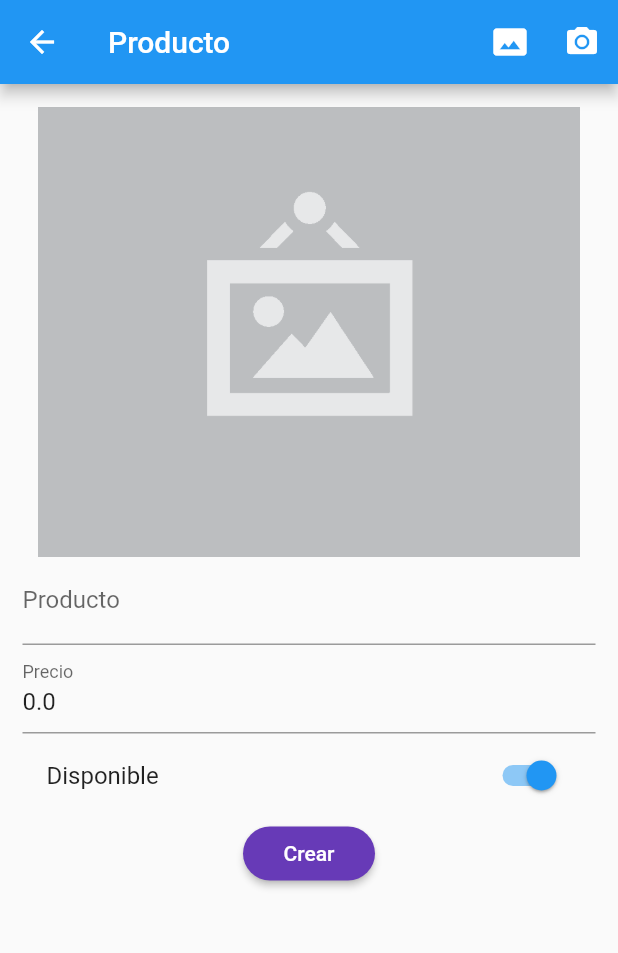
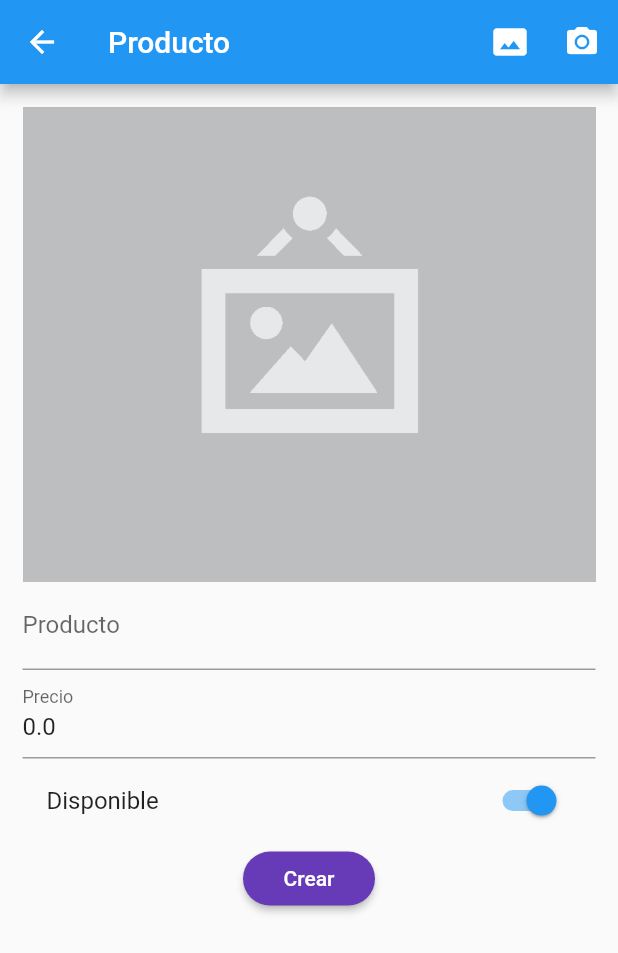
Before and after one commit to juanmachuca95/CRUD_flutter, a Flutter app: the ProductoPage screen opened by its route, on a phone screen of 412 x 824 dp. Shown: the top 953 px of the screen. Run offline on Flutter 3.47's test engine with Material 2 defaults, Android fonts, the phone set to English and light mode, and no system bars; our stand-ins replace image_picker, rxdart; missing offline and left inert: mime_type; network calls fail.

Commit message:
Seleccion y Captura de Imagen - Succesfuld

```diff
--- a/lib/src/pages/producto_page.dart
+++ b/lib/src/pages/producto_page.dart
@@ -183,11 +183,14 @@ class _ProductoPageState extends State<ProductoPage> {
 
     }else{
 
-      return Image(
-         image: AssetImage( foto?.path ?? 'assets/no-image.png'),
-         height: 300,
-         fit: BoxFit.cover
-       );
+       if( foto != null ){
+        return Image.file(
+          foto,
+          fit: BoxFit.cover,
+          height: 300.0,
+        );
+      }
+      return Image.asset('assets/no-image.png');
 
     }
 
@@ -206,11 +209,17 @@ class _ProductoPageState extends State<ProductoPage> {
   _procesarImage(ImageSource tipo) async {
 
     final _picker  = ImagePicker();
-    final _pickerFile = await _picker.getImage(
+    final _pickedFile = await _picker.getImage(
 
       source: tipo,
 
     );
+
+    try {
+      foto = File( _pickedFile.path );
+    } catch (e) {
+      print('$e');
+    }
 
     if( foto != null ){
       //Limpieza
--- a/pubspec.yaml
+++ b/pubspec.yaml
@@ -31,6 +31,7 @@ dependencies:
   rxdart: ^0.26.0
   http:
   image_picker:
+  mime_type:
 
 dev_dependencies:
   flutter_test:
```
Also changed, not shown: lib/src/providers/productos_provider.dart (+39 -1 lines), pubspec.lock.
